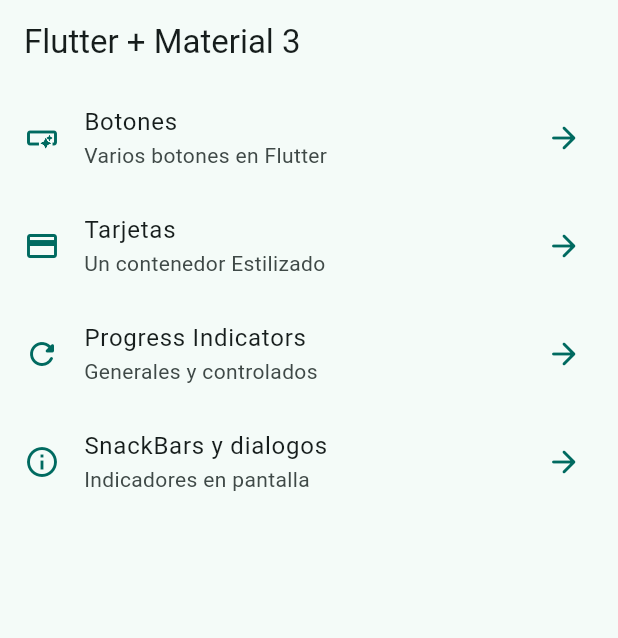
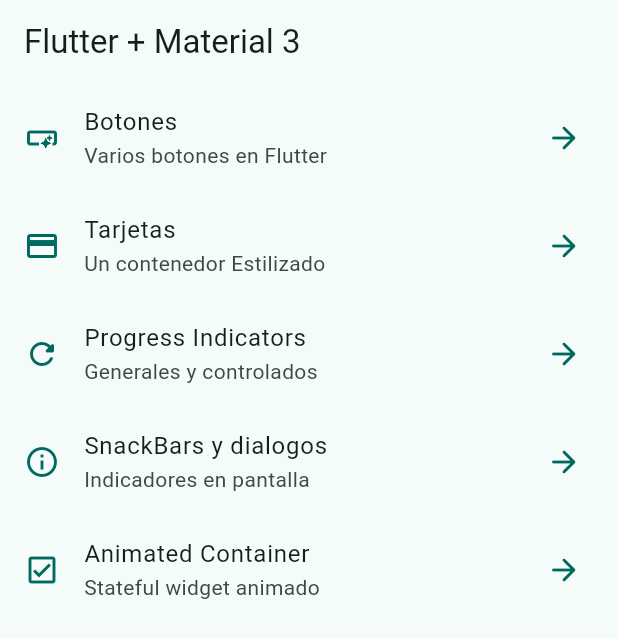
Before and after one commit to AFRT927/widgtes_app, a Flutter app: the screen it shows after launch, on a phone screen of 412 x 824 dp. Shown: the top 638 px of the screen. Run offline on Flutter 3.47's test engine with Material 2 defaults, Android fonts, the phone set to English and light mode, and no system bars; our stand-ins replace go_router.

Commit message:
creacion de la pantalla de animaciones

```diff
--- a/lib/config/menu/menu_items.dart
+++ b/lib/config/menu/menu_items.dart
@@ -21,6 +21,6 @@ const appMenuItems = <MenuItem>[
   MenuItem(title: 'Botones', subTitle: 'Varios botones en Flutter', link: '/buttons', icon: Icons.smart_button),
   MenuItem(title: 'Tarjetas', subTitle: 'Un contenedor Estilizado', link: '/cards', icon: Icons.credit_card),
   MenuItem(title: 'Progress Indicators', subTitle: 'Generales y controlados', link: '/progress', icon: Icons.refresh_rounded),
-  MenuItem(title: 'SnackBars y dialogos', subTitle: 'Indicadores en pantalla', link: '/snackbars', icon: Icons.info_outline)
-
+  MenuItem(title: 'SnackBars y dialogos', subTitle: 'Indicadores en pantalla', link: '/snackbars', icon: Icons.info_outline),
+  MenuItem(title: 'Animated Container', subTitle: 'Stateful widget animado', link: '/animated', icon: Icons.check_box_outlined),
 ];
--- a/lib/config/router/app_router.dart
+++ b/lib/config/router/app_router.dart
@@ -35,6 +35,12 @@ final appRouter = GoRouter(
       path: '/snackbars',
       name:SnackBarScreen.name,
       builder: (context, state) => const SnackBarScreen(),
+      ),
+
+      GoRoute(
+      path: '/animated',
+      name:AnimatedScreen.name,
+      builder: (context, state) => const AnimatedScreen(),
       )
 
   ]
```
Also changed, not shown: lib/presentation/screens/animated/animated_screen.dart (+21 -1 lines).
